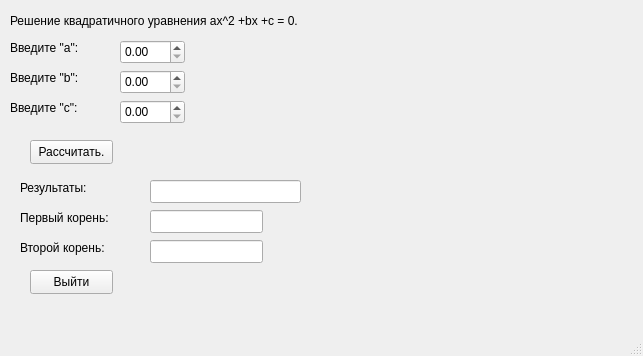
grey-olli-intransit/QT_homework1_task1, file mainwindow.ui: the form before one commit.
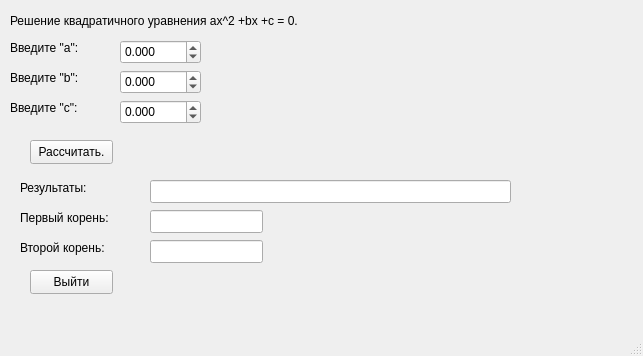
The form after the commit.

```diff
--- a/mainwindow.ui
+++ b/mainwindow.ui
@@ -133,7 +133,7 @@
      <rect>
       <x>150</x>
       <y>180</y>
-      <width>151</width>
+      <width>361</width>
       <height>23</height>
      </rect>
     </property>
@@ -156,30 +156,48 @@
      <rect>
       <x>120</x>
       <y>40</y>
-      <width>65</width>
+      <width>81</width>
       <height>24</height>
      </rect>
     </property>
+    <property name="decimals">
+     <number>3</number>
+    </property>
+    <property name="minimum">
+     <double>-99.989999999999995</double>
+    </property>
    </widget>
    <widget class="QDoubleSpinBox" name="doubleSpinBox_2">
     <property name="geometry">
      <rect>
       <x>120</x>
       <y>70</y>
-      <width>65</width>
+      <width>81</width>
       <height>24</height>
      </rect>
     </property>
+    <property name="decimals">
+     <number>3</number>
+    </property>
+    <property name="minimum">
+     <double>-99.989999999999995</double>
+    </property>
    </widget>
    <widget class="QDoubleSpinBox" name="doubleSpinBox_3">
     <property name="geometry">
      <rect>
       <x>120</x>
       <y>100</y>
-      <width>65</width>
+      <width>81</width>
       <height>24</height>
      </rect>
     </property>
+    <property name="decimals">
+     <number>3</number>
+    </property>
+    <property name="minimum">
+     <double>-99.989999999999995</double>
+    </property>
    </widget>
    <widget class="QPushButton" name="exitButton">
     <property name="geometry">
```
Left out of the diff: 4 changed lines with no effect on the pictures.
